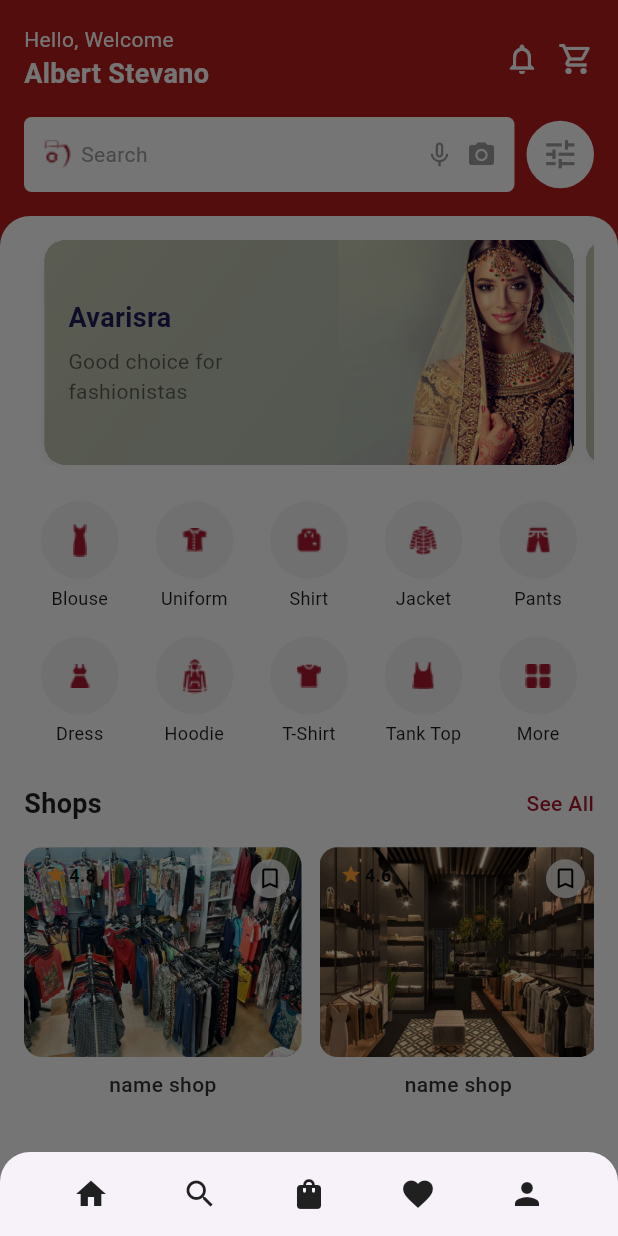
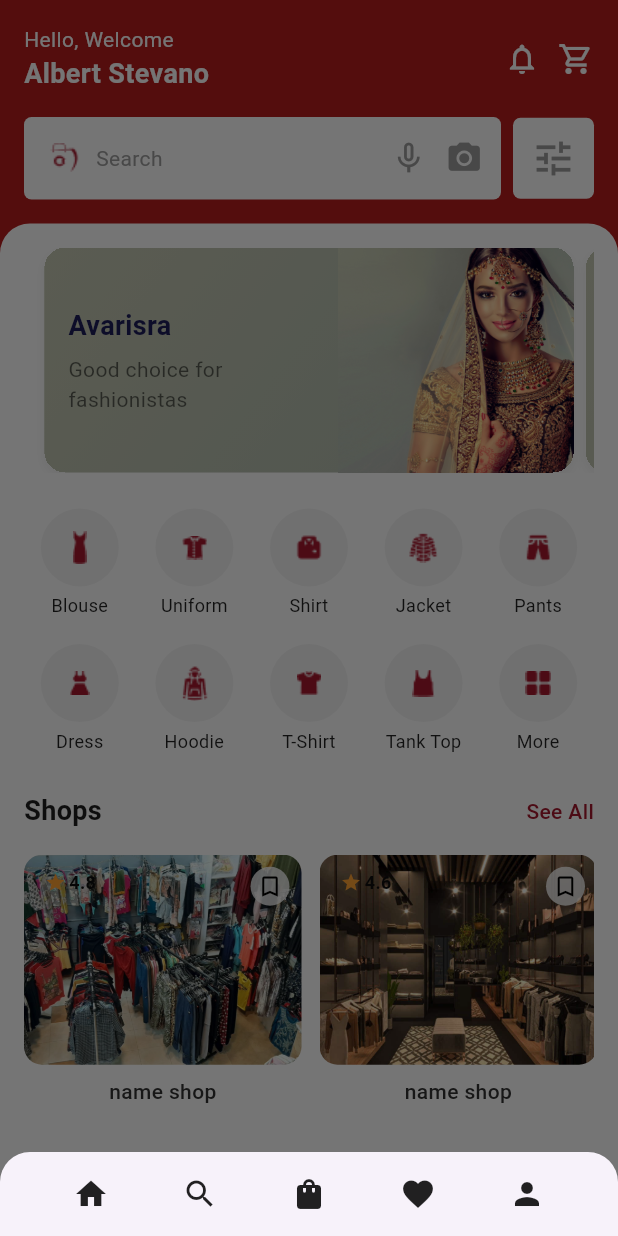
Before and after one commit to Shashankstark18/Avarista, a Flutter app: the FashionShoppingScreen screen opened by its route, after a tap on "More", on a phone screen of 412 x 824 dp. Run offline on Flutter 3.47's test engine with Material 3 defaults, Android fonts, the phone set to English and light mode, and no system bars; our stand-ins replace intl_phone_field.

Commit message:
new commit

```diff
--- a/lib/app.dart
+++ b/lib/app.dart
@@ -18,6 +18,14 @@ class AvaristaApp extends StatelessWidget {
       theme: ThemeData(
         primarySwatch: Colors.red,
         scaffoldBackgroundColor: Colors.white,
+        textTheme: const TextTheme(
+          bodyLarge: TextStyle(color: Colors.black),
+          bodyMedium: TextStyle(color: Colors.black87),
+          bodySmall: TextStyle(color: Colors.black54),
+          titleLarge: TextStyle(fontSize: 18, fontWeight: FontWeight.bold),
+          titleMedium: TextStyle(fontSize: 16),
+          titleSmall: TextStyle(fontSize: 14),
+        ),
       ),
       initialRoute: '/login',
       routes: {
--- a/lib/screens/auth/otp_screen.dart
+++ b/lib/screens/auth/otp_screen.dart
@@ -178,10 +178,19 @@ class _OTPVerificationScreenState extends State<OTPVerificationScreen> {
                           Navigator.pushNamed(context, '/verification_success');
                         },
                         style: ElevatedButton.styleFrom(
-                          backgroundColor: const Color(0xFFA6192E),
-                          minimumSize: const Size.fromHeight(45),
+                          backgroundColor: const Color(0xFFA6192E), // Deep red
+                          foregroundColor: Colors.white,
+                          elevation: 2,
+                          shape: RoundedRectangleBorder(
+                            borderRadius: BorderRadius.circular(10),
+                          ),
+                          minimumSize: const Size.fromHeight(50),
+                          textStyle: const TextStyle(
+                            fontSize: 16,
+                            fontWeight: FontWeight.w600,
+                          ),
                         ),
-                        child: const Text("Verify", style: TextStyle(color: Colors.white)),
+                        child: const Text("Verify"),
                       ),
                     ],
                   ),
--- a/lib/screens/home/home.dart
+++ b/lib/screens/home/home.dart
@@ -1,4 +1,5 @@
 import 'package:flutter/material.dart';
+import 'dart:async';
 
 class FashionShoppingScreen extends StatelessWidget {
   final List<Map<String, dynamic>> products = [
@@ -178,8 +179,8 @@ class FashionShoppingScreen extends StatelessWidget {
                           // Avarista Icon
                           Image.asset(
                             'lib/assets/avarista.png',
-                            width: 20,
-                            height: 20,
+                            width: 30,
+                            height: 25,
                           ),
                           const SizedBox(width: 6),
 
@@ -192,11 +193,11 @@ class FashionShoppingScreen extends StatelessWidget {
                           ),
 
                           // Mic Icon
-                          const Icon(Icons.mic_none, color: Colors.grey, size: 20),
-                          const SizedBox(width: 8),
+                          const Icon(Icons.mic_none, color: Colors.grey, size: 25),
+                          const SizedBox(width: 12),
 
                           // Camera Icon
-                          const Icon(Icons.camera_alt, color: Colors.grey, size: 20),
+                          const Icon(Icons.camera_alt, color: Colors.grey, size: 25),
                         ],
                       ),
                     ),
@@ -206,12 +207,13 @@ class FashionShoppingScreen extends StatelessWidget {
 
                   // Right Segment: Filter
                   Container(
-                    padding: const EdgeInsets.all(10),
-                    decoration: const BoxDecoration(
+                    padding: const EdgeInsets.all(12),
+                    decoration: BoxDecoration(
                       color: Colors.white,
-                      shape: BoxShape.circle,
+                      shape: BoxShape.rectangle,
+                      borderRadius: BorderRadius.circular(5),
                     ),
-                    child: const Icon(Icons.tune, color: Colors.grey, size: 25),
+                    child: const Icon(Icons.tune, color: Colors.grey, size: 30),
                   ),
                 ],
               ),
@@ -411,7 +413,7 @@ class FashionShoppingScreen extends StatelessWidget {
 }
 
 
-class ProductSection extends StatelessWidget {
+class ProductSection extends StatefulWidget {
   final String title;
   final List<Map<String, dynamic>> products;
   final bool showTimer;
@@ -424,6 +426,45 @@ class ProductSection extends StatelessWidget {
   }) : super(key: key);
 
   @override
+  State<ProductSection> createState() => _ProductSectionState();
+}
+
+class _ProductSectionState extends State<ProductSection> {
+  late Timer _timer;
+  Duration _duration = const Duration(hours: 10, minutes: 20, seconds: 35);
+
+  @override
+  void initState() {
+    super.initState();
+    if (widget.showTimer) _startCountdown();
+  }
+
+  void _startCountdown() {
+    _timer = Timer.periodic(const Duration(seconds: 1), (_) {
+      if (_duration.inSeconds == 0) {
+        _timer.cancel();
+      } else {
+        setState(() {
+          _duration -= const Duration(seconds: 1);
+        });
+      }
+    });
+  }
+
+  String _formatDuration(Duration d) {
+    final h = d.inHours.toString().padLeft(2, '0');
+    final m = (d.inMinutes % 60).toString().padLeft(2, '0');
+    final s = (d.inSeconds % 60).toString().padLeft(2, '0');
+    return "$h:$m:$s";
+  }
+
+  @override
+  void dispose() {
+    if (widget.showTimer) _timer.cancel();
+    super.dispose();
+  }
+
+  @override
   Widget build(BuildContext context) {
     return Column(
       crossAxisAlignment: CrossAxisAlignment.start,
@@ -432,16 +473,16 @@ class ProductSection extends StatelessWidget {
         Row(
           mainAxisAlignment: MainAxisAlignment.spaceBetween,
           children: [
-            Text(title, style: const TextStyle(fontSize: 18, fontWeight: FontWeight.bold)),
+            Text(widget.title, style: const TextStyle(fontSize: 18, fontWeight: FontWeight.bold)),
             Row(
               children: [
-                if (showTimer)
+                if (widget.showTimer)
                   Container(
                     padding: const EdgeInsets.symmetric(horizontal: 8, vertical: 4),
                     decoration: BoxDecoration(color: Colors.red, borderRadius: BorderRadius.circular(12)),
-                    child: const Text(
-                      '10:20:35',
-                      style: TextStyle(color: Colors.white, fontSize: 12, fontWeight: FontWeight.bold),
+                    child: Text(
+                      _formatDuration(_duration),
+                      style: const TextStyle(color: Colors.white, fontSize: 12, fontWeight: FontWeight.bold),
                     ),
                   ),
                 const SizedBox(width: 8),
@@ -457,11 +498,11 @@ class ProductSection extends StatelessWidget {
           height: 230,
           child: ListView.separated(
             scrollDirection: Axis.horizontal,
-            itemCount: products.length,
+            itemCount: widget.products.length,
             padding: const EdgeInsets.only(right: 4),
             separatorBuilder: (_, __) => const SizedBox(width: 12),
             itemBuilder: (context, index) {
-              final product = products[index];
+              final product = widget.products[index];
               return _DiscountCardWithBagIcon(
                 image: product['image'],
                 title: product['title'],
```
